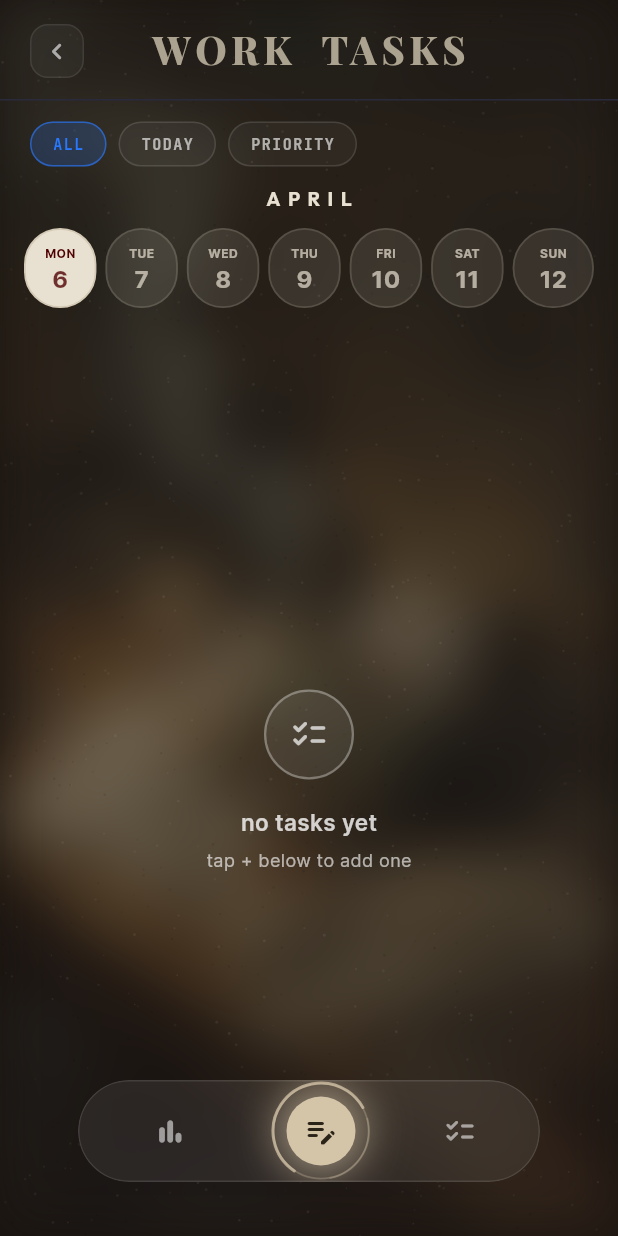
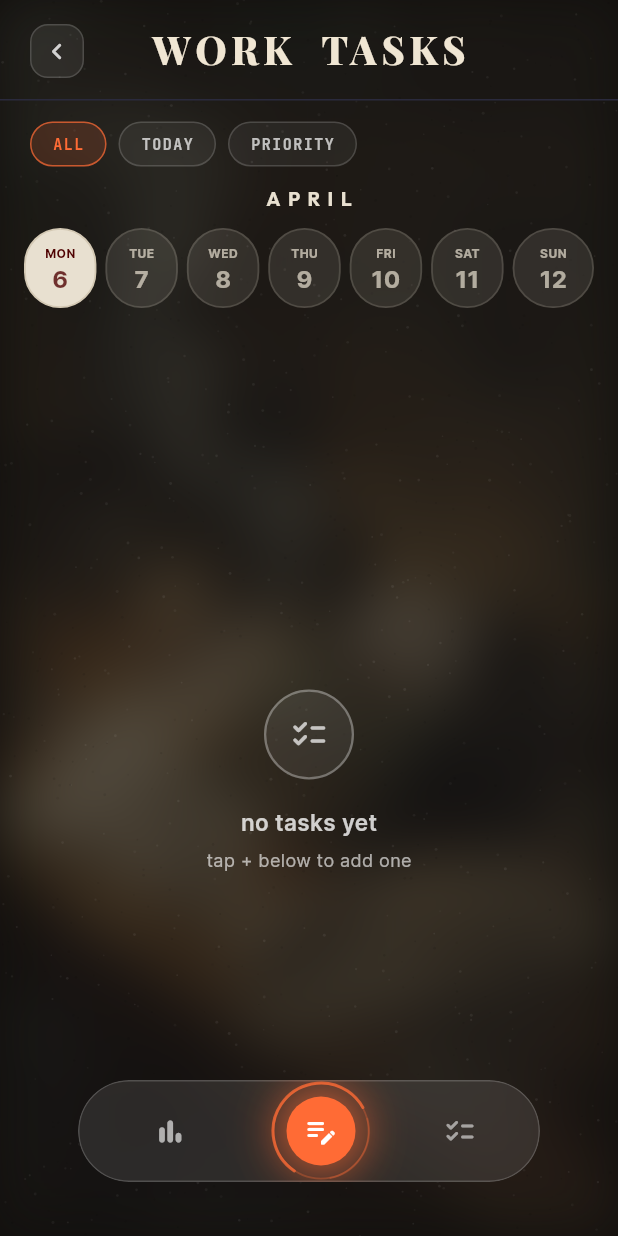
Before and after one commit to hamzayevmaqsud/no_tomorrow, a Flutter app: the TasksScreen screen opened directly with empty values, on a phone screen of 412 x 824 dp. Run offline on Flutter 3.47's test engine with Material 3 defaults, Android fonts, the phone set to English and light mode, and no system bars; our stand-ins replace google_fonts, lottie, video_player.

Commit message:
style: vibrant tasks screen — orange accent, bright header, punchy UI
- Screen accent: vivid warm orange #FF6B35 for tabs, progress bar,
  calendar, dashboard, bottom bar icons
- Header title: bright cream #F0E6D3 instead of dull Grullo
- Back button: brighter border and icon
- Filter tabs: higher alpha, more readable
- Add button: vivid orange with white icon
- Bottom bar: brighter glass border, orange dashboard highlight
- Background: slightly darker for more contrast

Co-Authored-By: Claude Opus 4.6 (1M context) <noreply@anthropic.com>

```diff
--- a/lib/screens/tasks_screen.dart
+++ b/lib/screens/tasks_screen.dart
@@ -311,8 +311,11 @@ class _TasksScreenState extends State<TasksScreen> {
     final bgImage = isWork
         ? 'assets/collection/Tasks menu/Work.jpg'
         : 'assets/collection/Tasks menu/Live.jpg';
-    final categoryBg   = isWork ? const Color(0xFF1A1410) : const Color(0xFF060C09);
-    final bgImgOpacity = isWork ? 0.38 : 0.44;
+    final categoryBg   = isWork ? const Color(0xFF12100E) : const Color(0xFF060C09);
+    final bgImgOpacity = isWork ? 0.28 : 0.34;
+
+    // Vivid accent for this screen
+    const vivid = Color(0xFFFF6B35); // bright warm orange
 
     return SwipeToPop(child: Scaffold(
       backgroundColor: isDark ? categoryBg : _bg(isDark),
@@ -359,8 +362,8 @@ class _TasksScreenState extends State<TasksScreen> {
                               fontWeight: FontWeight.w800,
                               letterSpacing: 3,
                               color: isWork
-                                  ? const Color(0xFFABA38F)   // Grullo
-                                  : const Color(0xFF8BBCAA),  // muted sage
+                                  ? const Color(0xFFF0E6D3)   // warm cream
+                                  : const Color(0xFFD0ECDF),  // fresh mint
                               height: 1,
                             ),
                           ),
@@ -399,15 +402,15 @@ class _TasksScreenState extends State<TasksScreen> {
                           child: Container(
                             width: 36, height: 36,
                             decoration: BoxDecoration(
-                              color: Colors.white.withAlpha(10),
+                              color: Colors.white.withAlpha(18),
                               borderRadius: BorderRadius.circular(12),
                               border: Border.all(
-                                  color: Colors.white.withAlpha(22)),
+                                  color: Colors.white.withAlpha(40)),
                             ),
-                            child: const Icon(
+                            child: Icon(
                               Icons.chevron_left_rounded,
                               size: 22,
-                              color: Colors.white60,
+                              color: Colors.white.withAlpha(200),
                             ),
                           ),
                         ),
@@ -425,7 +428,7 @@ class _TasksScreenState extends State<TasksScreen> {
                       duration: const Duration(milliseconds: 400),
                       curve: Curves.easeOutCubic,
                       widthFactor: done / total,
-                      child: Container(height: 1, color: AppColors.tasks),
+                      child: Container(height: 1, color: vivid),
                     ),
                 ]),
 
@@ -452,13 +455,13 @@ class _TasksScreenState extends State<TasksScreen> {
                                 horizontal: 14, vertical: 7),
                             decoration: BoxDecoration(
                               color: active
-                                  ? AppColors.tasks.withAlpha(50)
-                                  : Colors.white.withAlpha(10),
+                                  ? vivid.withAlpha(40)
+                                  : Colors.white.withAlpha(14),
                               borderRadius: BorderRadius.circular(20),
                               border: Border.all(
                                 color: active
-                                    ? AppColors.tasks.withAlpha(160)
-                                    : Colors.white.withAlpha(30),
+                                    ? vivid.withAlpha(180)
+                                    : Colors.white.withAlpha(40),
                                 width: 1,
                               ),
                             ),
@@ -468,8 +471,8 @@ class _TasksScreenState extends State<TasksScreen> {
                                 fontWeight: FontWeight.w700,
                                 letterSpacing: 1,
                                 color: active
-                                    ? AppColors.tasks
-                                    : Colors.white.withAlpha(160),
+                                    ? vivid
+                                    : Colors.white.withAlpha(180),
                               )),
                           ),
                         ),
@@ -491,7 +494,7 @@ class _TasksScreenState extends State<TasksScreen> {
                         ? null
                         : d;
                   }),
-                  accentColor: AppColors.tasks,
+                  accentColor: vivid,
                   isDark: isDark,
                 ),
 
@@ -505,7 +508,7 @@ class _TasksScreenState extends State<TasksScreen> {
                       ? _DashboardPanel(
                           tasks: _tasks,
                           isDark: isDark,
-                          accentColor: const Color(0xFF594536),
+                          accentColor: vivid,
                         )
                       : const SizedBox.shrink(),
                 ),
@@ -677,7 +680,7 @@ class _BottomBar extends StatefulWidget {
 }
 
 class _BottomBarState extends State<_BottomBar> with TickerProviderStateMixin {
-  static const _addBtnColor = Color(0xFFD4C4A8); // warm beige
+  static const _addBtnColor = Color(0xFFFF6B35); // vivid warm orange
   late final AnimationController _pulseCtrl;
   late final AnimationController _rotCtrl;
   late final AnimationController _tapCtrl;
@@ -722,11 +725,11 @@ class _BottomBarState extends State<_BottomBar> with TickerProviderStateMixin {
             height: 68,
             decoration: BoxDecoration(
               color: widget.isDark
-                  ? Colors.white.withAlpha(18)
+                  ? Colors.white.withAlpha(25)
                   : Colors.black.withAlpha(195),
               borderRadius: BorderRadius.circular(40),
               border: Border.all(
-                color: Colors.white.withAlpha(widget.isDark ? 28 : 18),
+                color: Colors.white.withAlpha(widget.isDark ? 45 : 18),
                 width: 1,
               ),
             ),
@@ -740,14 +743,14 @@ class _BottomBarState extends State<_BottomBar> with TickerProviderStateMixin {
                     padding: const EdgeInsets.all(8),
                     decoration: BoxDecoration(
                       color: widget.dashboardActive
-                          ? AppColors.tasks.withAlpha(50)
+                          ? const Color(0xFFFF6B35).withAlpha(50)
                           : Colors.transparent,
                       borderRadius: BorderRadius.circular(12),
                     ),
                     child: Icon(Icons.bar_chart_rounded,
                         color: widget.dashboardActive
-                            ? AppColors.tasks
-                            : Colors.white.withAlpha(140),
+                            ? const Color(0xFFFF6B35)
+                            : Colors.white.withAlpha(160),
                         size: 22),
                   ),
                 ),
@@ -834,7 +837,7 @@ class _BottomBarState extends State<_BottomBar> with TickerProviderStateMixin {
                                   ],
                                 ),
                                 child: const Icon(Icons.edit_note_rounded,
-                                    color: Color(0xFF2A2318), size: 24),
+                                    color: Colors.white, size: 24),
                               ),
                             ),
                           ],
```
